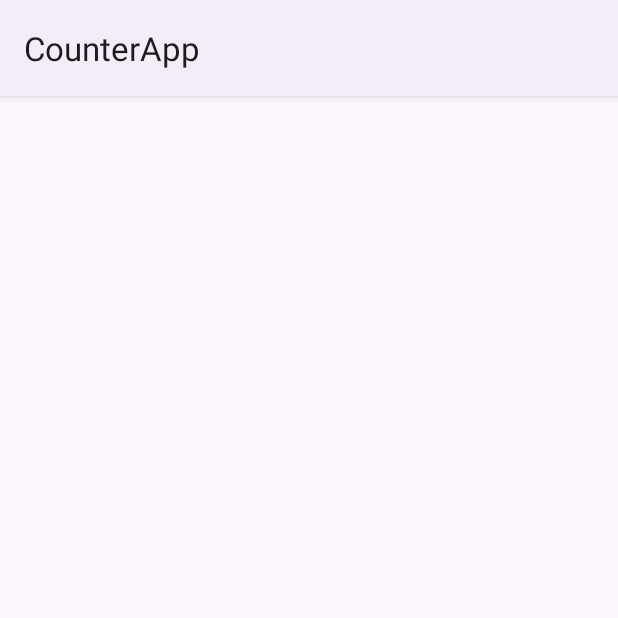
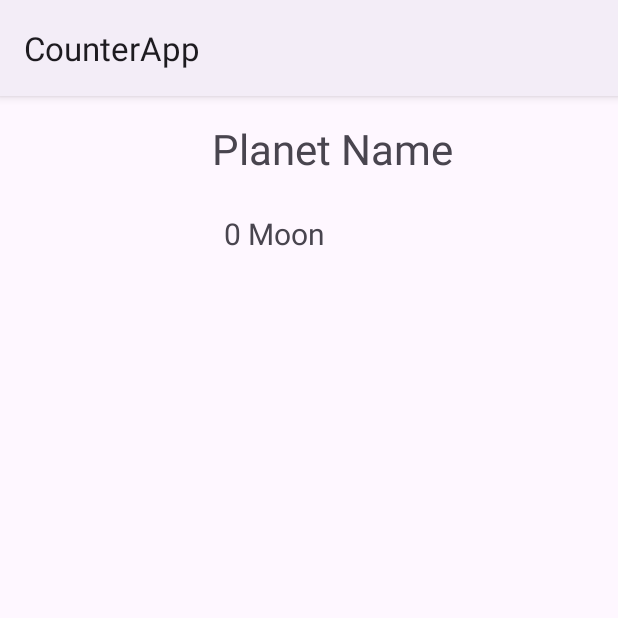
Before and after one commit to calebmortensen/CounterApp, an Android app: the Planets screen opened directly, with no data from a screen before it, on a phone screen of 412 x 824 dp, the top half of it. Run offline under Robolectric (Android 15) with nearby library versions, the phone set to English and light mode, and no system bars; 3 statements that could not run were skipped.

Commit message:
Planet Toast

```diff
--- a/app/src/main/java/com/example/counterapp/PlanetAdapter.java
+++ b/app/src/main/java/com/example/counterapp/PlanetAdapter.java
@@ -20,7 +20,7 @@ private ArrayList<Planet> planetArrayList;
 Context context;
 
     public PlanetAdapter(ArrayList<Planet> planetArrayList, Context context) {
-        super(context, R.layout.activity_planets, planetArrayList);
+        super(context, R.layout.planetlayout, planetArrayList);
         this.planetArrayList = planetArrayList;
         this.context = context;
     }
@@ -35,10 +35,10 @@ Context context;
     @NonNull
     @Override
     public View getView(int position, @Nullable View convertView, @NonNull ViewGroup parent) {
-       //Get planet object current position
+       //1. Get planet object current position
         Planet planet = getItem(position);
 
-        // Inflate layout
+        //2.  Inflate layout
         MyViewHolder myViewHolder;
         final View result;
 
@@ -46,7 +46,7 @@ Context context;
             myViewHolder = new MyViewHolder();
             LayoutInflater inflater = LayoutInflater.from(getContext());
             convertView = inflater.inflate(
-                    R.layout.activity_planets,
+                    R.layout.planetlayout,
                     parent,
                     false
             );
--- a/app/src/main/res/layout/activity_eighth.xml
+++ b/app/src/main/res/layout/activity_eighth.xml
@@ -2,9 +2,9 @@
 <androidx.constraintlayout.widget.ConstraintLayout xmlns:android="http://schemas.android.com/apk/res/android"
     xmlns:app="http://schemas.android.com/apk/res-auto"
     xmlns:tools="http://schemas.android.com/tools"
-    android:id="@+id/main"
     android:layout_width="match_parent"
     android:layout_height="match_parent"
+    android:id="@+id/eight_activity"
     tools:context=".EighthActivity">
 
 
--- a/app/src/main/res/layout/planetlayout.xml
+++ b/app/src/main/res/layout/planetlayout.xml
@@ -2,11 +2,55 @@
 <androidx.constraintlayout.widget.ConstraintLayout xmlns:android="http://schemas.android.com/apk/res/android"
     xmlns:app="http://schemas.android.com/apk/res-auto"
     xmlns:tools="http://schemas.android.com/tools"
-    android:id="@+id/listview"
+    android:id="@+id/planet_layout"
     android:layout_width="match_parent"
     android:layout_height="wrap_content"
     tools:context=".Planet">
 
+    <ImageView
+        android:id="@+id/imageView"
+        android:layout_width="100dp"
+        android:layout_height="100dp"
+        android:layout_margin="16dp"
+        android:layout_marginStart="16dp"
+        android:layout_marginTop="16dp"
+        android:layout_marginEnd="17dp"
+        app:layout_constraintBottom_toBottomOf="parent"
+        app:layout_constraintEnd_toStartOf="@+id/planet_name"
+        app:layout_constraintStart_toStartOf="parent"
+        app:layout_constraintTop_toTopOf="parent" />
+
+    <TextView
+        android:id="@+id/planet_name"
+        android:layout_width="wrap_content"
+        android:layout_height="wrap_content"
+        android:layout_marginStart="16dp"
+        android:layout_marginTop="16dp"
+        android:layout_marginEnd="117dp"
+        android:layout_marginBottom="12dp"
+        android:text="Planet Name"
+        android:textSize="28sp"
+        app:layout_constraintBottom_toTopOf="@+id/moon_count_text"
+        app:layout_constraintEnd_toEndOf="parent"
+        app:layout_constraintStart_toEndOf="@+id/imageView"
+        app:layout_constraintTop_toTopOf="parent" />
+
+    <TextView
+        android:id="@+id/moon_count_text"
+        android:layout_width="wrap_content"
+        android:layout_height="wrap_content"
+        android:layout_marginStart="8dp"
+        android:layout_marginTop="12dp"
+        android:layout_marginEnd="203dp"
+        android:layout_marginBottom="39dp"
+        android:text="0 Moon"
+        android:textSize="20sp"
+        app:layout_constraintBottom_toBottomOf="parent"
+        app:layout_constraintEnd_toEndOf="parent"
+        app:layout_constraintHorizontal_bias="0.0"
+        app:layout_constraintStart_toStartOf="@+id/planet_name"
+        app:layout_constraintTop_toBottomOf="@+id/planet_name"
+        />
 
 
-    </androidx.constraintlayout.widget.ConstraintLayout>
+</androidx.constraintlayout.widget.ConstraintLayout>
```
Also changed, not shown: app/src/main/java/com/example/counterapp/Planets.java (+16 -1 lines), app/src/main/res/layout/activity_planets.xml (deleted, +0 -51 lines).
